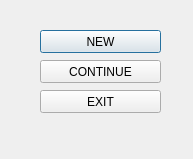
shults1981/fs4, file menu.ui: the form before one commit.
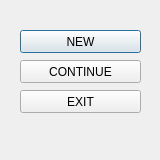
The form after the commit.

Commit message: super change from 12032019 #2

```diff
--- a/menu.ui
+++ b/menu.ui
@@ -9,10 +9,22 @@
    <rect>
     <x>0</x>
     <y>0</y>
-    <width>193</width>
-    <height>159</height>
+    <width>160</width>
+    <height>160</height>
    </rect>
   </property>
+  <property name="minimumSize">
+   <size>
+    <width>160</width>
+    <height>160</height>
+   </size>
+  </property>
+  <property name="maximumSize">
+   <size>
+    <width>160</width>
+    <height>160</height>
+   </size>
+  </property>
   <property name="windowTitle">
    <string notr="true">MENU</string>
   </property>
@@ -22,7 +34,7 @@
   <widget class="QPushButton" name="new_g">
    <property name="geometry">
     <rect>
-     <x>40</x>
+     <x>20</x>
      <y>30</y>
      <width>121</width>
      <height>23</height>
@@ -35,7 +47,7 @@
   <widget class="QPushButton" name="continue_2">
    <property name="geometry">
     <rect>
-     <x>40</x>
+     <x>20</x>
      <y>60</y>
      <width>121</width>
      <height>23</height>
@@ -48,7 +60,7 @@
   <widget class="QPushButton" name="exit">
    <property name="geometry">
     <rect>
-     <x>40</x>
+     <x>20</x>
      <y>90</y>
      <width>121</width>
      <height>23</height>
```
The commit also changes 1 other file.
